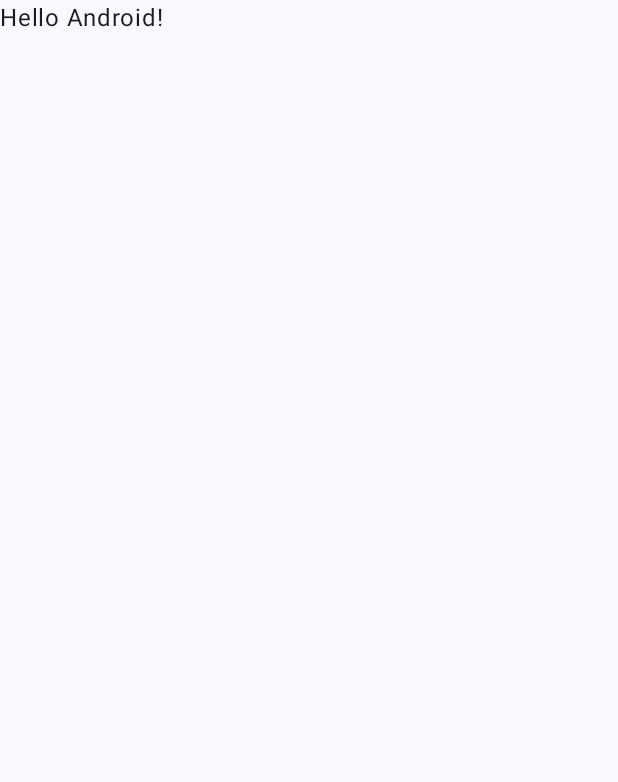
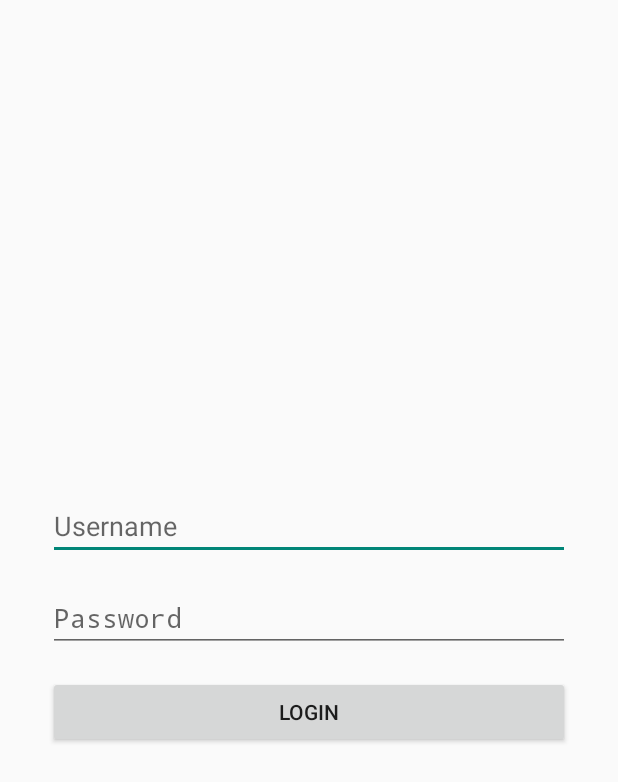
Before and after one commit to mr-himanshuyadav/question-press-adder-android, an Android app built with Jetpack Compose: the screen it shows after launch (MainActivity), on a phone screen of 412 x 824 dp. Before the commit the part shown is almost empty. Shown: the top 782 px of the screen. Run offline under Robolectric (Android 15) with nearby library versions, the phone set to English and light mode, and no system bars.

Commit message:
Login form made functional

```diff
--- a/app/build.gradle.kts
+++ b/app/build.gradle.kts
@@ -56,8 +56,10 @@ dependencies {
     androidTestImplementation(libs.androidx.ui.test.junit4)
     debugImplementation(libs.androidx.ui.tooling)
     debugImplementation(libs.androidx.ui.test.manifest)
+    implementation("androidx.constraintlayout:constraintlayout:2.1.4")
     // Retrofit for networking
     implementation("com.squareup.retrofit2:retrofit:2.9.0")
     // Gson converter for Retrofit to handle JSON
     implementation("com.squareup.retrofit2:converter-gson:2.9.0")
+    implementation("org.jetbrains.kotlinx:kotlinx-coroutines-android:1.7.3")
 }
--- a/app/src/main/java/com/himanshuyadav/questionadder/MainActivity.kt
+++ b/app/src/main/java/com/himanshuyadav/questionadder/MainActivity.kt
@@ -1,47 +1,64 @@
 package com.himanshuyadav.questionadder
 
 import android.os.Bundle
+import android.widget.Button
+import android.widget.EditText
+import android.widget.Toast
 import androidx.activity.ComponentActivity
-import androidx.activity.compose.setContent
-import androidx.activity.enableEdgeToEdge
-import androidx.compose.foundation.layout.fillMaxSize
-import androidx.compose.foundation.layout.padding
-import androidx.compose.material3.Scaffold
-import androidx.compose.material3.Text
-import androidx.compose.runtime.Composable
-import androidx.compose.ui.Modifier
-import androidx.compose.ui.tooling.preview.Preview
-import com.himanshuyadav.questionadder.ui.theme.QuestionAdderTheme
+import androidx.lifecycle.lifecycleScope
+import com.himanshuyadav.questionadder.network.RetrofitInstance
+import kotlinx.coroutines.launch
+import java.io.IOException
 
 class MainActivity : ComponentActivity() {
     override fun onCreate(savedInstanceState: Bundle?) {
         super.onCreate(savedInstanceState)
-        enableEdgeToEdge()
-        setContent {
-            QuestionAdderTheme {
-                Scaffold(modifier = Modifier.fillMaxSize()) { innerPadding ->
-                    Greeting(
-                        name = "Android",
-                        modifier = Modifier.padding(innerPadding)
-                    )
+
+        // This is the line that loads your XML layout.
+        setContentView(R.layout.activity_main)
+
+        // Get references to the UI elements from our XML layout
+        val usernameEditText = findViewById<EditText>(R.id.editTextUsername)
+        val passwordEditText = findViewById<EditText>(R.id.editTextPassword)
+        val loginButton = findViewById<Button>(R.id.buttonLogin)
+
+        // Set a listener to execute code when the button is clicked
+        loginButton.setOnClickListener {
+            val username = usernameEditText.text.toString().trim()
+            val password = passwordEditText.text.toString().trim()
+
+            // Simple validation to make sure fields are not empty
+            if (username.isEmpty() || password.isEmpty()) {
+                Toast.makeText(this, "Please enter username and password", Toast.LENGTH_SHORT).show()
+                return@setOnClickListener
+            }
+
+            // Launch a coroutine to perform the network request on a background thread
+            lifecycleScope.launch {
+                try {
+                    val response = RetrofitInstance.api.loginUser(username, password)
+
+                    if (response.isSuccessful && response.body() != null) {
+                        // API call was successful
+                        val loginResponse = response.body()!!
+                        val welcomeMessage = "Login Successful! Welcome, ${loginResponse.user_display_name}"
+                        Toast.makeText(this@MainActivity, welcomeMessage, Toast.LENGTH_LONG).show()
+
+                        // TODO: Save the token and navigate to the next screen
+
+                    } else {
+                        // API call failed (e.g., wrong credentials)
+                        val errorBody = response.errorBody()?.string() ?: "Unknown error"
+                        Toast.makeText(this@MainActivity, "Login Failed: $errorBody", Toast.LENGTH_LONG).show()
+                    }
+                } catch (e: IOException) {
+                    // Handle network errors (e.g., no internet connection)
+                    Toast.makeText(this@MainActivity, "Network Error: Please check your connection", Toast.LENGTH_LONG).show()
+                } catch (e: Exception) {
+                    // Handle other unexpected errors
+                    Toast.makeText(this@MainActivity, "An unexpected error occurred: ${e.message}", Toast.LENGTH_LONG).show()
                 }
             }
         }
     }
 }
-
-@Composable
-fun Greeting(name: String, modifier: Modifier = Modifier) {
-    Text(
-        text = "Hello $name!",
-        modifier = modifier
-    )
-}
-
-@Preview(showBackground = true)
-@Composable
-fun GreetingPreview() {
-    QuestionAdderTheme {
-        Greeting("Android")
-    }
-}
--- /dev/null
+++ b/app/src/main/res/layout/activity_main.xml
@@ -0,0 +1,47 @@
+<?xml version="1.0" encoding="utf-8"?>
+<androidx.constraintlayout.widget.ConstraintLayout xmlns:android="http://schemas.android.com/apk/res/android"
+    xmlns:app="http://schemas.android.com/apk/res-auto"
+    xmlns:tools="http://schemas.android.com/tools"
+    android:layout_width="match_parent"
+    android:layout_height="match_parent"
+    tools:context=".MainActivity">
+
+    <EditText
+        android:id="@+id/editTextUsername"
+        android:layout_width="0dp"
+        android:layout_height="wrap_content"
+        android:layout_marginStart="32dp"
+        android:layout_marginEnd="32dp"
+        android:layout_marginBottom="16dp"
+        android:hint="Username"
+        android:inputType="text"
+        app:layout_constraintBottom_toTopOf="@+id/editTextPassword"
+        app:layout_constraintEnd_toEndOf="parent"
+        app:layout_constraintStart_toStartOf="parent" />
+
+    <EditText
+        android:id="@+id/editTextPassword"
+        android:layout_width="0dp"
+        android:layout_height="wrap_content"
+        android:layout_marginStart="32dp"
+        android:layout_marginEnd="32dp"
+        android:hint="Password"
+        android:inputType="textPassword"
+        app:layout_constraintBottom_toBottomOf="parent"
+        app:layout_constraintEnd_toEndOf="parent"
+        app:layout_constraintStart_toStartOf="parent"
+        app:layout_constraintTop_toTopOf="parent" />
+
+    <Button
+        android:id="@+id/buttonLogin"
+        android:layout_width="0dp"
+        android:layout_height="wrap_content"
+        android:layout_marginStart="32dp"
+        android:layout_marginTop="16dp"
+        android:layout_marginEnd="32dp"
+        android:text="Login"
+        app:layout_constraintEnd_toEndOf="parent"
+        app:layout_constraintStart_toStartOf="parent"
+        app:layout_constraintTop_toBottomOf="@+id/editTextPassword" />
+
+</androidx.constraintlayout.widget.ConstraintLayout>
```
Also changed, not shown: app/src/main/java/com/himanshuyadav/questionadder/network/ApiService.kt (added, +30 -0 lines), app/src/main/java/com/himanshuyadav/questionadder/network/RetrofitInstance.kt (added, +21 -0 lines).
